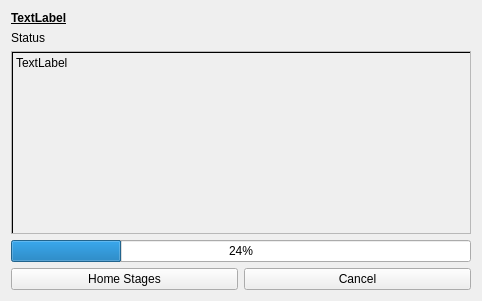
The window that btms_ui/ui/btms-homing.ui (pcdshub/btms-ui) describes before a commit, drawn with Qt 5.
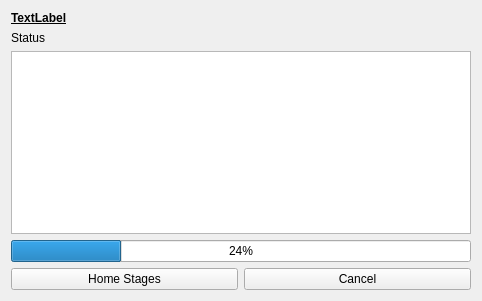
The same window after the commit.

Commit message: Fix homing screen scrolling by changing to QTextEdit widget

The edit to the form file:
```diff
--- a/btms_ui/ui/btms-homing.ui
+++ b/btms_ui/ui/btms-homing.ui
@@ -14,91 +14,6 @@
    <string>Stage Stack Homing</string>
   </property>
   <layout class="QGridLayout" name="gridLayout">
-   <item row="1" column="0">
-    <widget class="QLabel" name="status_label">
-     <property name="text">
-      <string>Status</string>
-     </property>
-    </widget>
-   </item>
-   <item row="4" column="1">
-    <widget class="QPushButton" name="cancel_button">
-     <property name="text">
-      <string>Cancel</string>
-     </property>
-    </widget>
-   </item>
-   <item row="4" column="0">
-    <widget class="QPushButton" name="home_button">
-     <property name="text">
-      <string>Home Stages</string>
-     </property>
-    </widget>
-   </item>
-   <item row="2" column="0" colspan="2">
-    <widget class="QScrollArea" name="scrollArea">
-     <property name="widgetResizable">
-      <bool>true</bool>
-     </property>
-     <widget class="QWidget" name="scrollAreaWidgetContents">
-      <property name="geometry">
-       <rect>
-        <x>0</x>
-        <y>0</y>
-        <width>462</width>
-        <height>181</height>
-       </rect>
-      </property>
-      <widget class="QLabel" name="status_text">
-       <property name="geometry">
-        <rect>
-         <x>0</x>
-         <y>0</y>
-         <width>461</width>
-         <height>201</height>
-        </rect>
-       </property>
-       <property name="sizePolicy">
-        <sizepolicy hsizetype="Preferred" vsizetype="Expanding">
-         <horstretch>0</horstretch>
-         <verstretch>0</verstretch>
-        </sizepolicy>
-       </property>
-       <property name="autoFillBackground">
-        <bool>true</bool>
-       </property>
-       <property name="frameShape">
-        <enum>QFrame::Panel</enum>
-       </property>
-       <property name="frameShadow">
-        <enum>QFrame::Plain</enum>
-       </property>
-       <property name="lineWidth">
-        <number>1</number>
-       </property>
-       <property name="text">
-        <string>TextLabel</string>
-       </property>
-       <property name="textFormat">
-        <enum>Qt::PlainText</enum>
-       </property>
-       <property name="alignment">
-        <set>Qt::AlignLeading|Qt::AlignLeft|Qt::AlignTop</set>
-       </property>
-       <property name="wordWrap">
-        <bool>true</bool>
-       </property>
-      </widget>
-     </widget>
-    </widget>
-   </item>
-   <item row="3" column="0" colspan="2">
-    <widget class="QProgressBar" name="progress_bar">
-     <property name="value">
-      <number>24</number>
-     </property>
-    </widget>
-   </item>
    <item row="0" column="0">
     <widget class="QLabel" name="window_label">
      <property name="font">
@@ -113,6 +28,41 @@
      </property>
     </widget>
    </item>
+   <item row="4" column="0">
+    <widget class="QPushButton" name="home_button">
+     <property name="text">
+      <string>Home Stages</string>
+     </property>
+    </widget>
+   </item>
+   <item row="3" column="0" colspan="2">
+    <widget class="QProgressBar" name="progress_bar">
+     <property name="value">
+      <number>24</number>
+     </property>
+    </widget>
+   </item>
+   <item row="2" column="0" colspan="2">
+    <widget class="QTextEdit" name="status_text">
+     <property name="readOnly">
+      <bool>true</bool>
+     </property>
+    </widget>
+   </item>
+   <item row="1" column="0">
+    <widget class="QLabel" name="status_label">
+     <property name="text">
+      <string>Status</string>
+     </property>
+    </widget>
+   </item>
+   <item row="4" column="1">
+    <widget class="QPushButton" name="cancel_button">
+     <property name="text">
+      <string>Cancel</string>
+     </property>
+    </widget>
+   </item>
   </layout>
  </widget>
  <resources/>
```
The commit also changes 1 other file.
